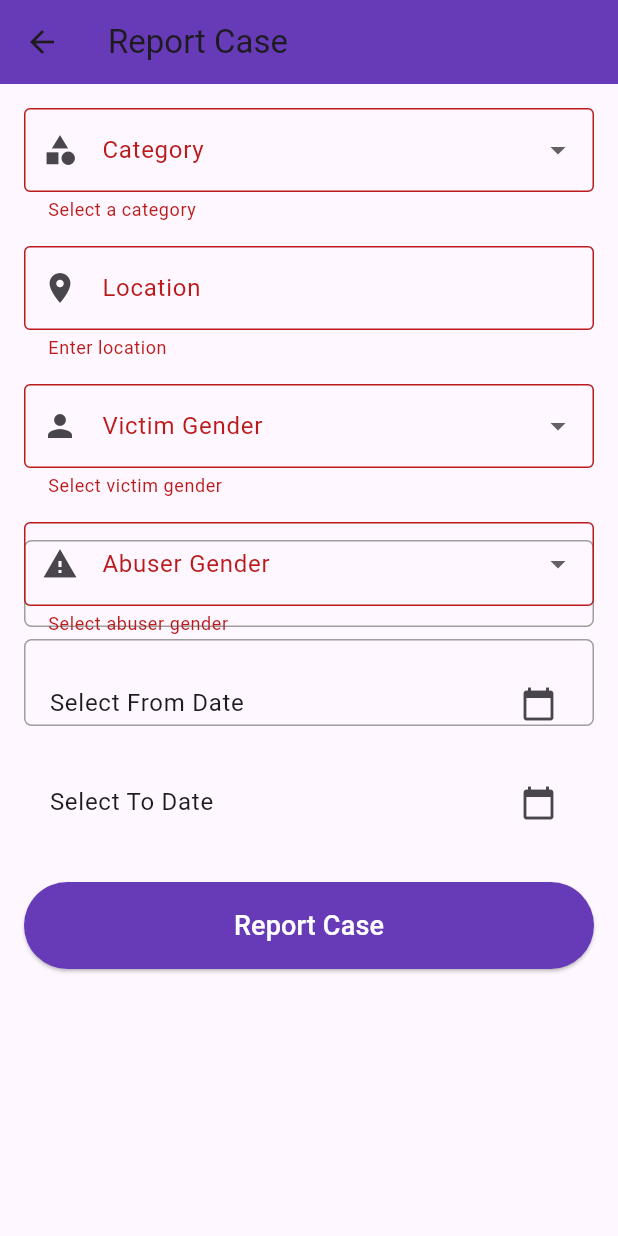
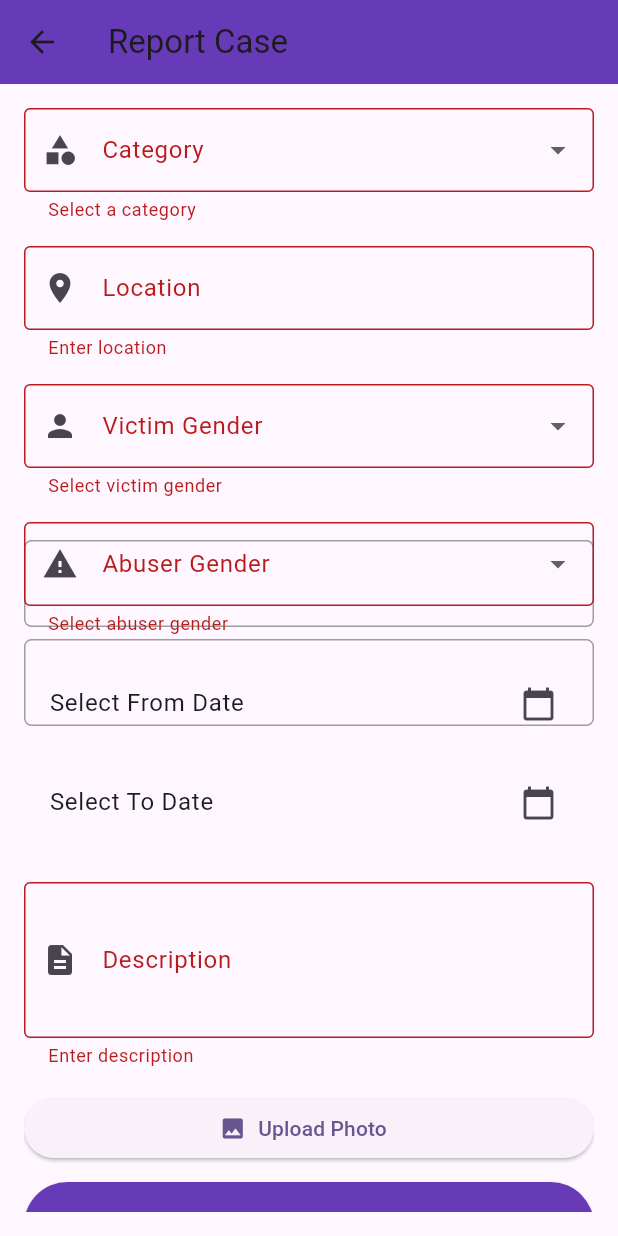
Before and after one commit to vidura-12/Rights-Treack-Mobile, a Flutter app: the ReportCasePage screen opened by its route, after a tap on "Report Case", on a phone screen of 412 x 824 dp. Run offline on Flutter 3.47's test engine with Material 3 defaults, Android fonts, the phone set to English and light mode, and no system bars; our stand-ins replace cloud_firestore, file_picker, firebase_auth, firebase_core, firebase_storage, google_sign_in and 1 more; accounts and stored records are empty; network calls fail.

Commit message:
update the case display
update the case display, upload a photo

```diff
--- a/human_rights_tracker/lib/features/ui/report_case_page.dart
+++ b/human_rights_tracker/lib/features/ui/report_case_page.dart
@@ -1,5 +1,8 @@
+import 'dart:io';
 import 'package:flutter/material.dart';
 import 'package:cloud_firestore/cloud_firestore.dart';
+import 'package:firebase_storage/firebase_storage.dart';
+import 'package:image_picker/image_picker.dart';
 import '../../Services/auth_service.dart';
 
 class ReportCasePage extends StatefulWidget {
@@ -15,13 +18,16 @@ class _ReportCasePageState extends State<ReportCasePage> {
 
   // Controllers
   final TextEditingController locationController = TextEditingController();
+  final TextEditingController descriptionController = TextEditingController();
 
-  String? caseNumber; // ✅ Auto-generated case number
+  String? caseNumber; // Auto-generated case number
   String? category;
   String? victimGender;
   String? abuserGender;
   DateTime? fromDate;
   DateTime? toDate;
+
+  File? _selectedImage; // for photo
 
   final List<String> categories = [
     'Human Trafficking',
@@ -61,6 +67,28 @@ class _ReportCasePageState extends State<ReportCasePage> {
           toDate = picked;
         }
       });
+    }
+  }
+
+  Future<void> _pickImage() async {
+    final picked = await ImagePicker().pickImage(source: ImageSource.gallery);
+    if (picked != null) {
+      setState(() {
+        _selectedImage = File(picked.path);
+      });
+    }
+  }
+
+  Future<String?> _uploadImage(File imageFile) async {
+    try {
+      final ref = FirebaseStorage.instance
+          .ref()
+          .child("case_images/${DateTime.now().millisecondsSinceEpoch}.jpg");
+      await ref.putFile(imageFile);
+      return await ref.getDownloadURL();
+    } catch (e) {
+      print("Image upload error: $e");
+      return null;
     }
   }
 
@@ -111,13 +139,19 @@ class _ReportCasePageState extends State<ReportCasePage> {
       try {
         final userEmail = user.email ?? "Unknown User";
 
-        // 🔥 Auto-generate case number
+        // Auto-generate case number
         caseNumber = "CASE-${DateTime.now().millisecondsSinceEpoch}";
+
+        String? imageUrl;
+        if (_selectedImage != null) {
+          imageUrl = await _uploadImage(_selectedImage!);
+        }
 
         final caseData = {
           "caseNumber": caseNumber,
           "category": category,
           "location": locationController.text,
+          "description": descriptionController.text,
           "victimGender": victimGender,
           "abuserGender": abuserGender,
           "fromDate": fromDate?.toIso8601String(),
@@ -127,10 +161,10 @@ class _ReportCasePageState extends State<ReportCasePage> {
           "reportedByEmail": userEmail,
           "status": "reported",
           "lastUpdated": FieldValue.serverTimestamp(),
+          "imageUrl": imageUrl,
         };
 
         await FirebaseFirestore.instance.collection("cases").add(caseData);
-
         await _saveNotification(caseNumber!, userEmail);
 
         ScaffoldMessenger.of(context).showSnackBar(
@@ -139,13 +173,15 @@ class _ReportCasePageState extends State<ReportCasePage> {
 
         _formKey.currentState!.reset();
         locationController.clear();
+        descriptionController.clear();
         setState(() {
-          caseNumber = null; // reset after submit
+          caseNumber = null;
           category = null;
           victimGender = null;
           abuserGender = null;
           fromDate = null;
           toDate = null;
+          _selectedImage = null;
         });
       } catch (e) {
         String errorMessage = "Failed to save case";
@@ -183,7 +219,6 @@ class _ReportCasePageState extends State<ReportCasePage> {
           key: _formKey,
           child: ListView(
             children: [
-              // ✅ Show auto-generated Case Number
               if (caseNumber != null)
                 TextFormField(
                   readOnly: true,
@@ -196,7 +231,7 @@ class _ReportCasePageState extends State<ReportCasePage> {
                 ),
               if (caseNumber != null) const SizedBox(height: 16),
 
-              // Category Dropdown
+              // Category
               DropdownButtonFormField<String>(
                 value: category,
                 items: categories
@@ -307,6 +342,36 @@ class _ReportCasePageState extends State<ReportCasePage> {
                 ),
               const SizedBox(height: 24),
 
+              // ✅ Description moved to bottom
+              TextFormField(
+                controller: descriptionController,
+                decoration: const InputDecoration(
+                  labelText: 'Description',
+                  border: OutlineInputBorder(),
+                  prefixIcon: Icon(Icons.description),
+                ),
+                maxLines: 3,
+                validator: (value) =>
+                value == null || value.isEmpty ? 'Enter description' : null,
+              ),
+              const SizedBox(height: 16),
+
+              // ✅ Image Upload moved to bottom
+              ElevatedButton.icon(
+                onPressed: _pickImage,
+                icon: const Icon(Icons.photo),
+                label: const Text("Upload Photo"),
+              ),
+              const SizedBox(height: 12),
+
+              if (_selectedImage != null)
+                Column(
+                  children: [
+                    Image.file(_selectedImage!, height: 150),
+                    const SizedBox(height: 12),
+                  ],
+                ),
+
               // Submit Button
               ElevatedButton(
                 onPressed: _isSubmitting ? null : _submitForm,
@@ -339,6 +404,7 @@ class _ReportCasePageState extends State<ReportCasePage> {
   @override
   void dispose() {
     locationController.dispose();
+    descriptionController.dispose();
     super.dispose();
   }
 }
--- a/human_rights_tracker/pubspec.yaml
+++ b/human_rights_tracker/pubspec.yaml
@@ -19,6 +19,7 @@ dependencies:
   cupertino_icons: ^1.0.8
   image_picker: ^1.0.7
   file_picker: ^8.0.3
+  firebase_storage: ^11.7.7
 
 dev_dependencies:
   flutter_test:
```
Also changed, not shown: human_rights_tracker/lib/features/ui/case_list_page.dart (+84 -12 lines), human_rights_tracker/pubspec.lock, 3 other files.
